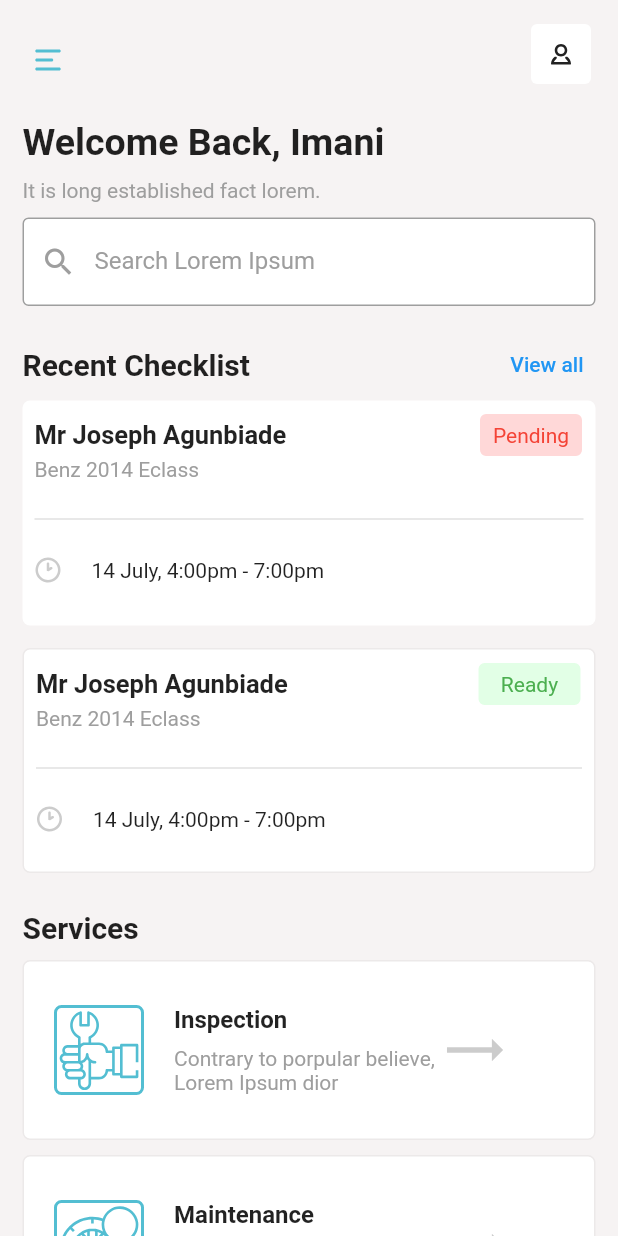
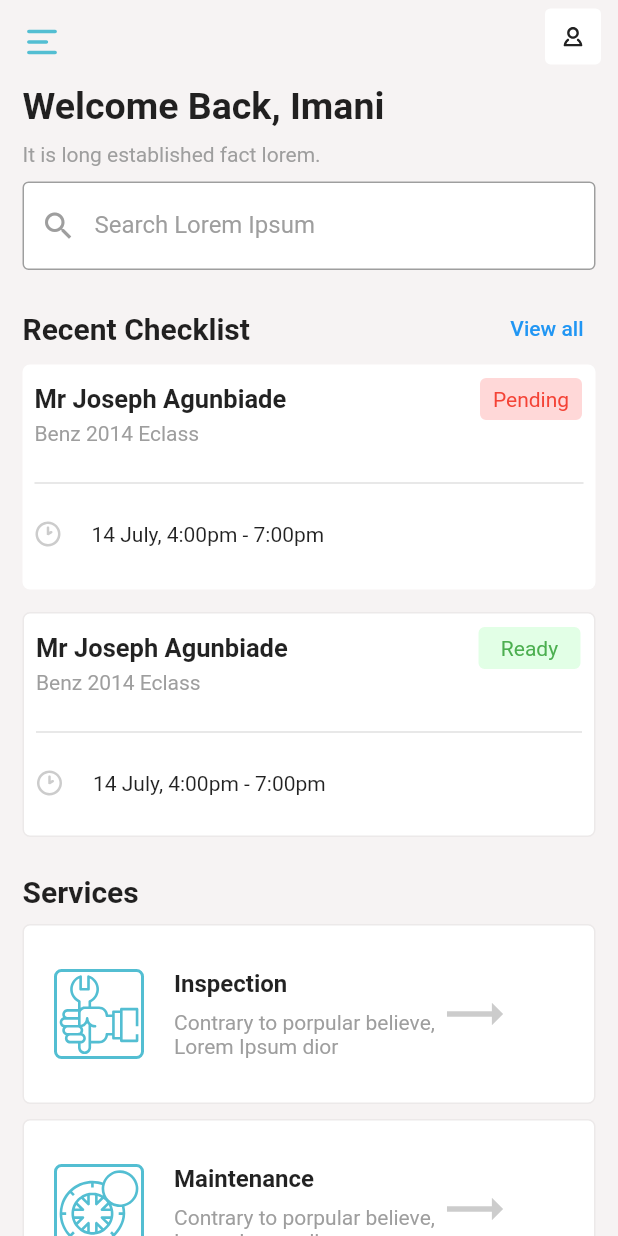
Before and after one commit to Amudajr/moto_check, a Flutter app: the screen it shows after launch, on a phone screen of 412 x 824 dp. Run offline on Flutter 3.47's test engine with Material 2 defaults, Android fonts, the light colour scheme and no system bars; our stand-ins replace flutter_svg, google_fonts; Roboto replaces fonts that are missing (Sofia Pro); project files that could hold a hidden picture were left out.

Commit message:
last commit

```diff
--- a/lib/pages/home/view/home_page.dart
+++ b/lib/pages/home/view/home_page.dart
@@ -16,17 +16,10 @@ class _HomePageState extends State<HomePage> {
   Widget build(BuildContext context) {
     return Scaffold(
       key: _scaffoldState,
+      appBar: AppBar(
+        elevation: 0,
         backgroundColor: Color.fromARGB(255, 246, 243, 243),
-      drawer: NavBar(),
-      body: SafeArea(
-          child: SingleChildScrollView(
-        child: Column(
-          children: [
-            Padding(
-              padding: const EdgeInsets.symmetric(vertical: 10, horizontal: 8),
-              child: Row(
-                children: [
-                  InkWell(
+        leading: InkWell(
           onTap: () {
             _scaffoldState.currentState?.openDrawer();
           },
@@ -34,13 +27,18 @@ class _HomePageState extends State<HomePage> {
             "svg/menu.svg",
           ),
         ),
-                  Spacer(),
+        actions: [
           SvgPicture.asset(
             "svg/user.svg",
           ),
         ],
       ),
-            ),
+      backgroundColor: Color.fromARGB(255, 246, 243, 243),
+      drawer: NavBar(),
+      body: SafeArea(
+          child: SingleChildScrollView(
+        child: Column(
+          children: [
             Padding(
               padding: const EdgeInsets.symmetric(horizontal: 15),
               child: Column(
```
Lines whose indentation alone changed are shown as unchanged.
